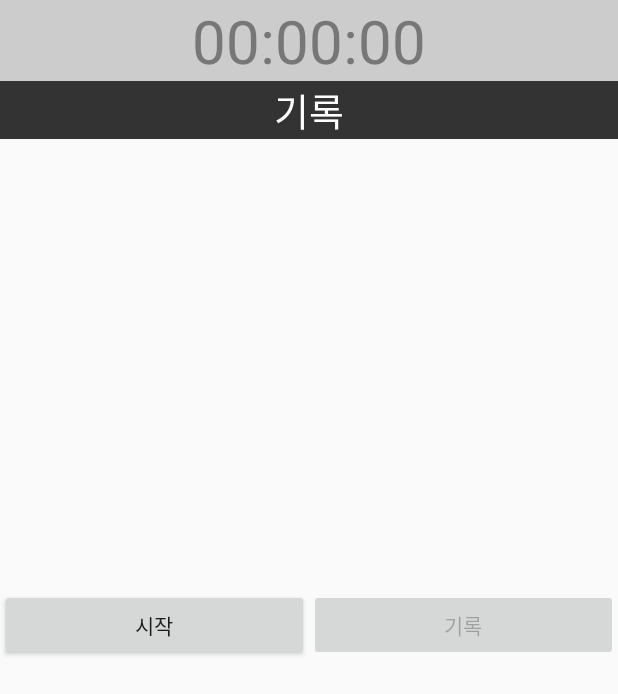
After one commit to dudqls1441/Dogwhere, an Android app: the Stop_watchActivity screen opened directly, with no data from a screen before it, on a phone screen of 412 x 824 dp. The commit adds this screen. Shown: the top 694 px of the screen. Run offline under Robolectric (Android 15) with nearby library versions, the phone set to English and light mode, and no system bars; our stand-ins replace Firebase (no records; nobody signed in at launch, a user with empty details on screens opened directly).

Commit message:
영빈님 감사합니다 잘하셨어요 (칭찬) 짝! 쿵짝짝 쿵짝짝 쿵짝짝 쿵ㅋㅋㅋㅋㅋㅋㅋㅋㅋㅋㅋㅋㅋㅋㅋㅋㅋㅋㅋㅋㅋㅋㅋㅋㅋㅋㅋ

```diff
--- a/app/src/main/java/com/capstone/dogwhere/MainMenuActivity.kt
+++ b/app/src/main/java/com/capstone/dogwhere/MainMenuActivity.kt
@@ -8,6 +8,7 @@ import android.view.Gravity
 import android.view.MenuItem
 import android.widget.Toast
 import androidx.core.view.GravityCompat
+import com.capstone.dogwhere.DTO.Walk_Record
 import com.google.android.material.navigation.NavigationView
 import com.google.firebase.auth.FirebaseAuth
 import com.google.firebase.database.FirebaseDatabase
@@ -81,6 +82,10 @@ class MainMenuActivity : AppCompatActivity(), NavigationView.OnNavigationItemSel
             finish()
         }
 
+        btn_user_walk.setOnClickListener {
+            startActivity(Intent(this, Stop_watchActivity::class.java))
+            finish()
+        }
         menuBar.setOnClickListener {
             layout_drawer.openDrawer(GravityCompat.START)
         }
--- a/app/src/main/java/com/capstone/dogwhere/RegisterDogProfileActivity.kt
+++ b/app/src/main/java/com/capstone/dogwhere/RegisterDogProfileActivity.kt
@@ -82,7 +82,7 @@ class RegisterDogProfileActivity : AppCompatActivity() {
     private fun upload(uri: String) {
         var file = Uri.fromFile(File(uri))
         val storageRef: StorageReference = storage.getReference("gs:/dogwhere-ea26c.appspot.com")
-        val ref = storageRef.child("images/")
+        val ref = storageRef.child("DogProfile/${file.lastPathSegment}")
 
         val uploadTask = ref.putFile(file)
 
--- a/app/src/main/java/com/capstone/dogwhere/RegisterUserProfileActivity.kt
+++ b/app/src/main/java/com/capstone/dogwhere/RegisterUserProfileActivity.kt
@@ -106,7 +106,8 @@ class RegisterUserProfileActivity : AppCompatActivity() {
     private fun upload(uri: String) {
         var file = Uri.fromFile(File(uri))
         val storageRef: StorageReference = storage.getReference("gs:/dogwhere-ea26c.appspot.com")
-        val riversRef = storageRef.child("images/")
+        val riversRef = storageRef.child("UserProfile/${file.lastPathSegment}")
+        Log.d("123", riversRef.toString())
         val uploadTask = riversRef.putFile(file)
 
         val urlTask = uploadTask.continueWithTask { task ->
--- /dev/null
+++ b/app/src/main/res/layout/activity_stop_watch.xml
@@ -0,0 +1,59 @@
+<?xml version="1.0" encoding="utf-8"?>
+<LinearLayout xmlns:android="http://schemas.android.com/apk/res/android"
+    xmlns:app="http://schemas.android.com/apk/res-auto"
+    xmlns:tools="http://schemas.android.com/tools"
+    android:layout_width="match_parent"
+    android:layout_height="match_parent"
+    android:orientation="vertical"
+    tools:context=".Stop_watchActivity">
+
+    <TextView
+        android:id="@+id/time_out"
+        android:layout_width="fill_parent"
+        android:layout_height="wrap_content"
+        android:gravity="center"
+        android:textSize="40sp"
+        android:background="#cccccc"
+        android:textColor="#777777"
+        android:text="00:00:00" />
+
+    <TextView
+        android:layout_width="fill_parent"
+        android:layout_height="wrap_content"
+        android:textSize="25sp"
+        android:text="기록"
+        android:gravity="center"
+        android:background="#333333"
+        android:textColor="#ffffff"
+        />
+
+    <TextView
+        android:id="@+id/record"
+        android:layout_width="fill_parent"
+        android:layout_height="300dp"
+        android:textSize="20sp"
+        android:padding="10dp"
+        />
+
+    <LinearLayout
+        android:layout_width="fill_parent"
+        android:layout_height="wrap_content"
+        >
+        <Button
+            android:id="@+id/btn_start"
+            android:layout_width="0px"
+            android:layout_height="wrap_content"
+            android:layout_weight="1"
+            android:text="시작"
+            />
+        <Button
+            android:id="@+id/btn_rec"
+            android:layout_width="0px"
+            android:layout_height="wrap_content"
+            android:layout_weight="1"
+            android:text="기록"
+            android:enabled="false"
+
+            />
+    </LinearLayout>
+</LinearLayout>
```
Also changed, not shown: app/src/main/AndroidManifest.xml (+10 -13 lines), app/src/main/java/com/capstone/dogwhere/DTO/Walk_Record.kt (added, +9 -0 lines), app/src/main/java/com/capstone/dogwhere/LoginActivity.kt (+29 -22 lines), app/src/main/java/com/capstone/dogwhere/Stop_watchActivity.kt (added, +144 -0 lines).
